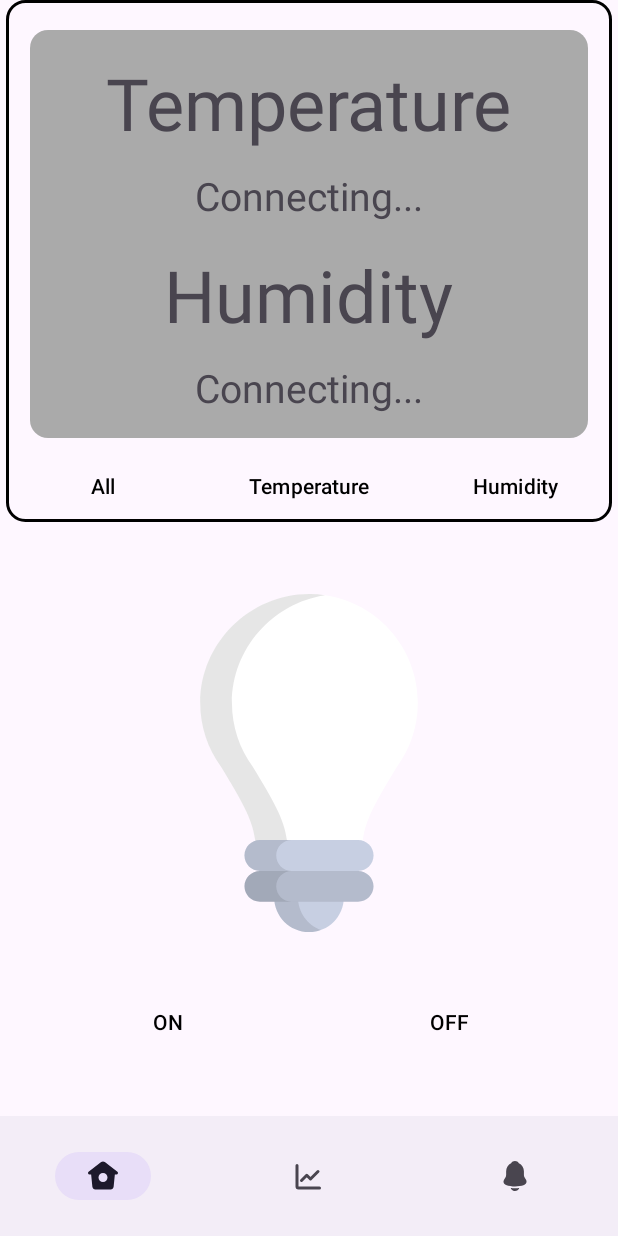
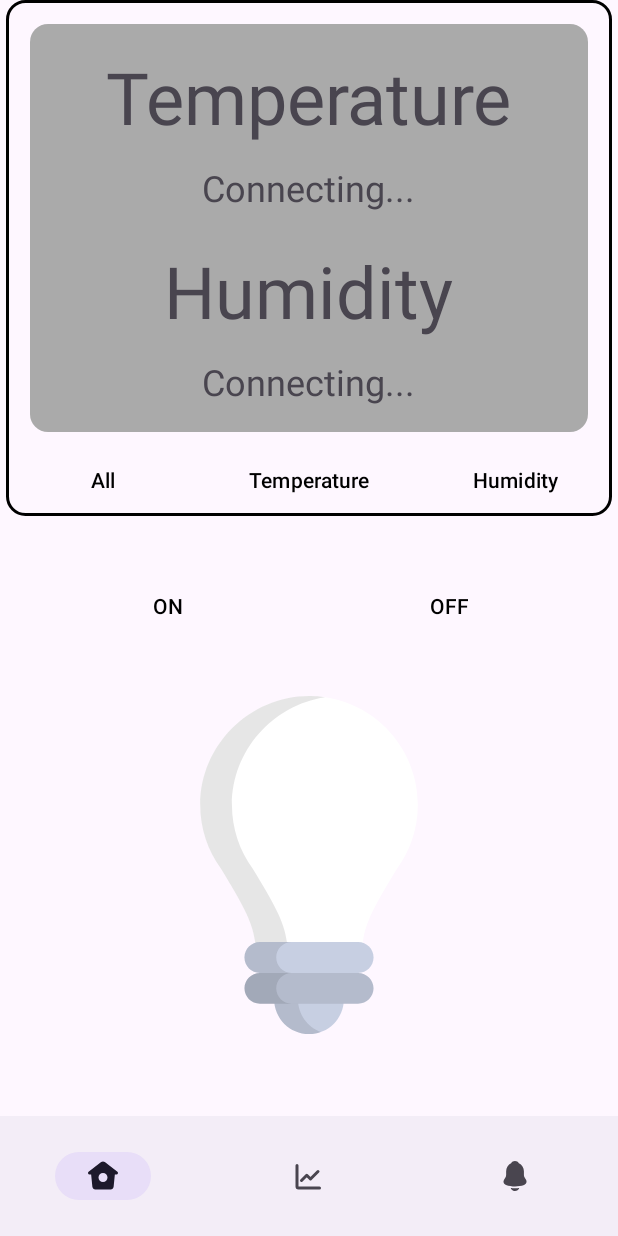
Before and after one commit to Descatres/Android-Room-Sensors-App, an Android app: the screen it shows after launch (MainActivity), on a phone screen of 412 x 824 dp. Run offline under Robolectric (Android 15) with nearby library versions, the phone set to English and light mode, and no system bars; libraries missing offline, so code that uses them is left out: org.eclipse.paho; 15 statements that could not run were skipped.

Commit message:
minor changes and todo

```diff
--- a/app/src/main/java/com/example/cm3/MainActivity.java
+++ b/app/src/main/java/com/example/cm3/MainActivity.java
@@ -25,7 +25,13 @@ import org.eclipse.paho.client.mqttv3.MqttConnectOptions;
 import org.eclipse.paho.client.mqttv3.MqttException;
 import org.eclipse.paho.client.mqttv3.MqttSecurityException;
 
+// TODO Guardar os dados de temperatura e humidade na firestore (com timestamp)
+// TODO Criar um gráfico com os dados de temperatura e humidade
+// https://github.com/PhilJay/MPAndroidChart
 
+// TODO melhoramentos:
+// Guardar o state da lampada numa base de dados local
+// Guardar os thresholds numa base de dados local
 public class MainActivity extends AppCompatActivity {
 
     private HomeFragment homeFragment;
--- a/app/src/main/res/layout/fragment_home.xml
+++ b/app/src/main/res/layout/fragment_home.xml
@@ -15,7 +15,7 @@
             android:id="@+id/temperatureHumidityContainer"
             android:layout_width="match_parent"
             android:layout_height="272dp"
-            android:layout_marginTop="20dp"
+            android:layout_marginTop="16dp"
             android:layout_marginStart="20dp"
             android:layout_marginEnd="20dp"
             android:background="@drawable/rounded_background"
@@ -37,9 +37,9 @@
                 android:layout_height="wrap_content"
                 android:layout_below="@id/textTemperature"
                 android:layout_marginTop="12dp"
-                android:layout_marginBottom="16dp"
+                android:layout_marginBottom="20dp"
                 android:text="@string/connecting"
-                android:textSize="26sp"
+                android:textSize="24sp"
                 android:layout_centerHorizontal="true" />
 
             <!-- Humidity TextView -->
@@ -60,7 +60,7 @@
                 android:layout_below="@id/textHumidity"
                 android:layout_marginTop="12dp"
                 android:text="@string/connecting"
-                android:textSize="26sp"
+                android:textSize="24sp"
                 android:layout_centerHorizontal="true" />
         </RelativeLayout>
 
@@ -104,23 +104,11 @@
         </LinearLayout>
     </RelativeLayout>
 
-    <ImageView
-        android:id="@+id/imageLightBulb"
-        android:layout_width="match_parent"
-        android:layout_height="225dp"
-        android:layout_below="@id/borderContainer"
-        android:layout_centerHorizontal="true"
-        android:layout_marginTop="48dp"
-        app:srcCompat="@drawable/light_off"
-        android:scaleType="fitCenter"
-        android:adjustViewBounds="true"
-        android:contentDescription="@string/lightoff" />
-
-    <!-- Buttons to turn on and off LED -->
     <LinearLayout
+        android:id="@+id/ledButtonsContainer"
         android:layout_width="match_parent"
         android:layout_height="wrap_content"
-        android:layout_below="@id/imageLightBulb"
+        android:layout_below="@id/borderContainer"
         android:orientation="horizontal"
         android:layout_marginTop="36dp">
 
@@ -153,4 +141,19 @@
             android:text="@string/off" />
     </LinearLayout>
 
+    <ImageView
+        android:id="@+id/imageLightBulb"
+        android:layout_width="match_parent"
+        android:layout_height="225dp"
+        android:layout_below="@id/ledButtonsContainer"
+        android:layout_centerHorizontal="true"
+        android:layout_marginTop="36dp"
+        app:srcCompat="@drawable/light_off"
+        android:scaleType="fitCenter"
+        android:adjustViewBounds="true"
+        android:contentDescription="@string/lightoff" />
+
+    <!-- Buttons to turn on and off LED -->
+
+
 </RelativeLayout>
```
